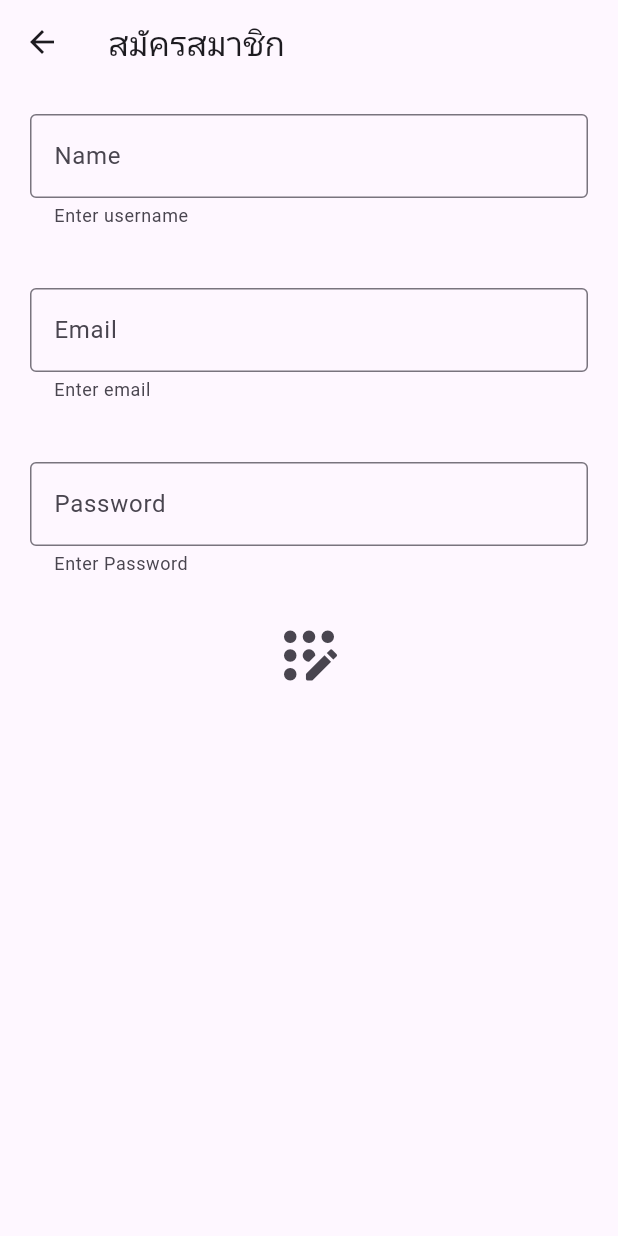
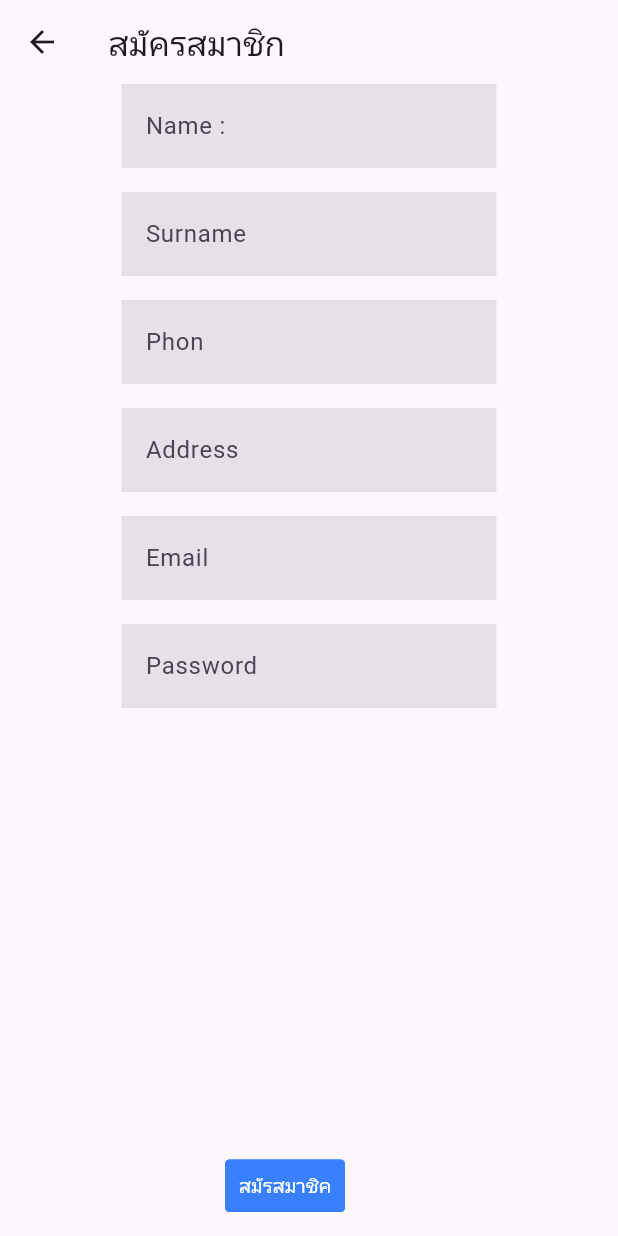
Before and after one commit to patipat12/LaundryDelivery, a Flutter app: the Register screen opened directly, on a phone screen of 412 x 824 dp. Run offline on Flutter 3.47's test engine with Material 3 defaults, Android fonts, the phone set to English and light mode, and no system bars; drawn by our look-alikes of getwidget; our stand-ins replace geolocator, get.

Commit message:
Get location Success

```diff
--- a/lib/main.dart
+++ b/lib/main.dart
@@ -1,4 +1,5 @@
 import 'package:flutter/material.dart';
+import 'package:get/get.dart';
 import 'package:testdb/screens/login_page.dart';
 
 
@@ -11,7 +12,7 @@ class MyApp extends StatelessWidget {
 
   @override
   Widget build(BuildContext context) {
-    return MaterialApp(
+    return GetMaterialApp(
       debugShowCheckedModeBanner: false,
       theme: ThemeData(
         primarySwatch: Colors.blue
--- a/lib/register.dart
+++ /dev/null
@@ -1,120 +0,0 @@
-import 'dart:convert' as convert;
-
-import 'package:flutter/material.dart';
-import 'package:http/http.dart' as http;
-
-class Register extends StatefulWidget {
-  const Register({super.key});
-
-  @override
-  State<Register> createState() => _RegisterState();
-}
-
-class _RegisterState extends State<Register> {
-
-  TextEditingController name=TextEditingController();
-  TextEditingController email=TextEditingController();
-  TextEditingController pass=TextEditingController();
-  var insertSt="";
-
-  final IP = '192.168.1.243';
-
-
- void insertOrder(String un, String pw, String eml) async {
-    try {
-      String url =
-          "http://${IP}/flutter_login/register.php?name=$un&password=$pw&email=$eml";
-
-      print(url);
-      var response = await http.get(Uri.parse(url), headers: {
-        'Content-Type': 'application/json;charset=UTF-8',
-        'Accept': 'application/json',
-        'Charset': 'utf-8'
-      });
-      if (response.statusCode == 200) {
-        var rs = response.body.replaceAll('ï»¿', '');
-        var rsInsert = convert.jsonDecode(rs);
-
-        setState(() {
-          insertSt = rsInsert['add'];
-          if (insertSt.contains('OK')) {
-            print('ok');
-            //alert สั่งซื้อสำเร็จ
-          } else {
-            //alert มีข้อผิดพลาด
-            print('no');
-          }
-          //Navigator.pop(context);
-        });
-      } else {
-        print('Request failed with status: ${response.statusCode}.');
-        throw Exception('Failed to load Data');
-      }
-    } catch (e) {
-      print(e);
-    }
-  }
-
-  @override
-  Widget build(BuildContext context) {
-    return Scaffold(
-      appBar: AppBar(
-        title: Text('สมัครสมาชิก'),
-      )
-      ,body: Column(
-        children:  [
-          Container(
-	padding: EdgeInsets.all(20),
-		child:TextField(
-
-      controller: name,
-			decoration: InputDecoration(
-			border: OutlineInputBorder(),
-			hintText: "Username",
-			labelText: "Name",
-			helperText: "Enter username ",
-		),
-	)
-)
-,Container(
-	padding: EdgeInsets.all(20),
-		child:TextField(
-
-      controller: email,
-			decoration: InputDecoration(
-			border: OutlineInputBorder(),
-			hintText: "Username",
-			labelText: "Email",
-			helperText: "Enter email ",
-		),
-	)
-)
-,Container(
-	padding: EdgeInsets.all(20),
-		child:TextField(
-      controller: pass,
-			decoration: InputDecoration(
-			border: OutlineInputBorder(),
-			hintText: "Username",
-			labelText: "Password",
-			helperText: "Enter Password ",
-		),
-	)
-),
-Container(
-  child: IconButton(onPressed: () {
-    setState(() {
-      insertOrder(name.text, pass.text, email.text);
-    });
-  }, icon: Icon(Icons.app_registration_rounded,
-  size: 50,)),
-)
-
-
-
-        ],
-      ),
-    );
-
-  }
-}
--- a/lib/screens/home.dart
+++ b/lib/screens/home.dart
@@ -1,5 +1,5 @@
 import 'package:flutter/material.dart';
-import 'package:testdb/register.dart';
+import 'package:testdb/screens/register.dart';
 import 'package:testdb/screens/notificationscreen.dart';
 import 'package:testdb/screens/otp.dart';
 import 'package:testdb/screens/profile.dart';
--- /dev/null
+++ b/lib/screens/register.dart
@@ -0,0 +1,209 @@
+import 'dart:convert' as convert;
+
+import 'package:flutter/material.dart';
+import 'package:get/get.dart';
+import 'package:http/http.dart' as http;
+import 'package:testdb/utility/app_controller.dart';
+import 'package:testdb/utility/app_service.dart';
+import 'package:testdb/widgets/widget_button.dart';
+import 'package:testdb/widgets/widget_form.dart';
+
+class Register extends StatefulWidget {
+  const Register({super.key});
+
+  @override
+  State<Register> createState() => _RegisterState();
+}
+
+class _RegisterState extends State<Register> {
+  final keyForm = GlobalKey<FormState>();
+
+  TextEditingController customerName = TextEditingController();
+  TextEditingController lastName = TextEditingController();
+  TextEditingController phonNumber = TextEditingController();
+  TextEditingController address = TextEditingController();
+
+  TextEditingController email = TextEditingController();
+  TextEditingController pass = TextEditingController();
+  var insertSt = "";
+
+  final IP = '192.168.1.243';
+
+  void insertOrder(String un, String pw, String eml) async {
+    try {
+      String url =
+          "http://${IP}/flutter_login/register.php?name=$un&password=$pw&email=$eml";
+
+      print(url);
+      var response = await http.get(Uri.parse(url), headers: {
+        'Content-Type': 'application/json;charset=UTF-8',
+        'Accept': 'application/json',
+        'Charset': 'utf-8'
+      });
+      if (response.statusCode == 200) {
+        var rs = response.body.replaceAll('ï»¿', '');
+        var rsInsert = convert.jsonDecode(rs);
+
+        setState(() {
+          insertSt = rsInsert['add'];
+          if (insertSt.contains('OK')) {
+            print('ok');
+            //alert สั่งซื้อสำเร็จ
+          } else {
+            //alert มีข้อผิดพลาด
+            print('no');
+          }
+          //Navigator.pop(context);
+        });
+      } else {
+        print('Request failed with status: ${response.statusCode}.');
+        throw Exception('Failed to load Data');
+      }
+    } catch (e) {
+      print(e);
+    }
+  }
+
+  @override
+  void initState() {
+    super.initState();
+
+    AppServicr().processFinPosition();
+  }
+
+  @override
+  Widget build(BuildContext context) {
+    return Scaffold(
+      appBar: AppBar(
+        title: Text('สมัครสมาชิก'),
+      ),
+      body: ListView(
+        children: [
+          Row(
+            mainAxisAlignment: MainAxisAlignment.center,
+            children: [
+              SizedBox(
+                width: 250,
+                child: Form(
+                  key: keyForm,
+                  child: Column(
+                    mainAxisSize: MainAxisSize.min,
+                    children: [
+                      WidgetForm(
+                        labelText: "Name :",
+                        validator: (p0) {
+                          if (p0?.isEmpty ?? true) {
+                            return 'โปรดกรอกชื่อ';
+                          } else {
+                            return null;
+                          }
+                        },
+                      ),
+                      SizedBox(
+                        height: 16,
+                      ),
+                      WidgetForm(
+                        labelText: 'Surname',
+                        validator: (p0) {
+                          if (p0?.isEmpty ?? true) {
+                            return 'โปรดกรอกนามสกุล';
+                          } else {
+                            return null;
+                          }
+                        },
+                      ),
+                      SizedBox(
+                        height: 16,
+                      ),
+                      WidgetForm(
+                        labelText: 'Phon',
+                        validator: (p0) {
+                          if (p0?.isEmpty ?? true) {
+                            return 'โปรดกรอกเบอร์โทรศัพท์';
+                          } else {
+                            return null;
+                          }
+                        },
+                      ),
+                      SizedBox(
+                        height: 16,
+                      ),
+                      WidgetForm(
+                        labelText: 'Address',
+                        validator: (p0) {
+                          if (p0?.isEmpty ?? true) {
+                            return 'โปรดกรอกที่อยู่';
+                          } else {
+                            return null;
+                          }
+                        },
+                      ),
+                      SizedBox(
+                        height: 16,
+                      ),
+                      WidgetForm(
+                        labelText: 'Email',
+                        validator: (p0) {
+                          if (p0?.isEmpty ?? true) {
+                            return 'โปรดกรอกอีเมล';
+                          } else {
+                            return null;
+                          }
+                        },
+                      ),
+                      SizedBox(
+                        height: 16,
+                      ),
+                      WidgetForm(
+                        labelText: 'Password',
+                        validator: (p0) {
+                          if (p0?.isEmpty ?? true) {
+                            return 'โปรดกรอกรหัสผ่าน';
+                          } else {
+                            return null;
+                          }
+                        },
+                      ),
+                      SizedBox(height: 20),
+                      GetX<AppController>(
+                        init: AppController(),
+                        initState: (_) {},
+                        builder: (AppController appController) {
+                          return appController.positions.isEmpty
+                              ? const SizedBox()
+                              : SizedBox(
+                                  width: 250,
+                                  child: Column(
+                                    crossAxisAlignment:
+                                        CrossAxisAlignment.start,
+                                    mainAxisSize: MainAxisSize.min,
+                                    children: [
+                                      const Text('Location : '),
+                                      Text('ละติจูด : ${appController.positions.last.latitude} '),
+                                      Text('ลองติจูด : ${appController.positions.last.longitude}'),
+                                    ],
+                                  ),
+                                );
+                        },
+                      ),
+                    ],
+                  ),
+                ),
+              ),
+            ],
+          ),
+        ],
+      ),
+      floatingActionButton: Row(
+        mainAxisAlignment: MainAxisAlignment.center,
+        children: [
+          WidgetButton(
+              onPressed: () {
+                if (keyForm.currentState!.validate()) {}
+              },
+              text: 'สมัรสมาชิค'),
+        ],
+      ),
+    );
+  }
+}
--- /dev/null
+++ b/lib/utility/app_controller.dart
@@ -0,0 +1,8 @@
+import 'package:geolocator/geolocator.dart';
+import 'package:get/get.dart';
+
+class AppController extends GetxController {
+
+  RxList positions = <Position>[].obs;
+
+}
--- /dev/null
+++ b/lib/widgets/widget_button.dart
@@ -0,0 +1,28 @@
+// ignore_for_file: public_member_api_docs, sort_constructors_first
+import 'package:flutter/material.dart';
+import 'package:getwidget/getwidget.dart';
+
+class WidgetButton extends StatelessWidget {
+  const WidgetButton({
+    Key? key,
+    required this.onPressed,
+    required this.text,
+    this.type,
+    this.textStyle,
+  }) : super(key: key);
+
+  final Function() onPressed;
+  final String text;
+  final GFButtonType? type;
+  final TextStyle? textStyle;
+
+  @override
+  Widget build(BuildContext context) {
+    return GFButton(
+      onPressed: onPressed,
+      text: text,
+      type: type ?? GFButtonType.solid,
+      textStyle: textStyle,
+    );
+  }
+}
--- a/lib/widgets/widget_form.dart
+++ b/lib/widgets/widget_form.dart
@@ -6,15 +6,23 @@ class WidgetForm extends StatelessWidget {
     Key? key,
     this.controller,
     this.validator,
+    this.labelText,
   }) : super(key: key);
 
   final TextEditingController? controller;
   final String? Function(String?)? validator;
+  final String? labelText;
 
   @override
   Widget build(BuildContext context) {
-    return TextFormField(validator: validator,
+    return TextFormField(
+      validator: validator,
       controller: controller,
+      decoration: InputDecoration(
+        filled: true,
+        border: InputBorder.none,
+        labelText: labelText,
+      ),
     );
   }
 }
--- a/pubspec.yaml
+++ b/pubspec.yaml
@@ -38,6 +38,10 @@ dependencies:
   # Use with the CupertinoIcons class for iOS style icons.
   cupertino_icons: ^1.0.2
   http: ^0.13.3
+  getwidget: ^4.0.0
+  get: ^4.6.6
+  dio: ^5.5.0+1
+  geolocator: ^11.1.0
 
 dev_dependencies:
   flutter_test:
```
Also changed, not shown: lib/screens/login_page.dart (+21 -35 lines), lib/screens/price.dart (deleted, +0 -71 lines), lib/utility/app_dialog.dart (added, +26 -0 lines), lib/utility/app_service.dart (added, +77 -0 lines), pubspec.lock, 6 other files.
